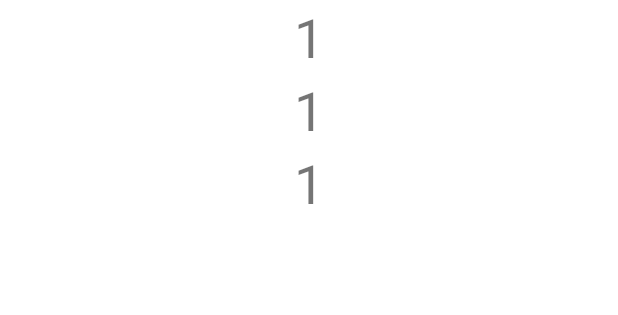
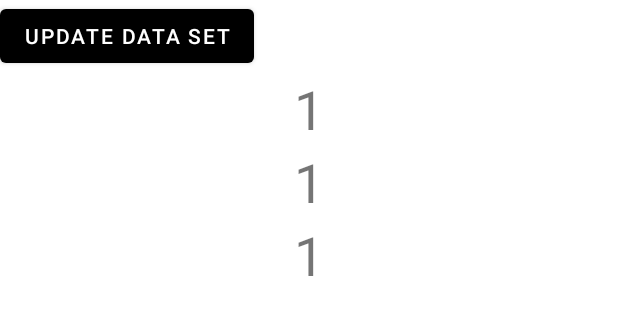
Before and after one commit to singularity-camp/Android-Activity, an Android app: the layout activity_recycler.xml on its own in the app's theme, with its tools: preview values and no code run, on a phone screen of 412 x 824 dp. Shown: the top 315 px of the screen. Run offline under Robolectric (Android 15) with nearby library versions, the phone set to English and light mode, and no system bars.

Commit message:
Recycler view detailed

```diff
--- /dev/null
+++ b/app/src/main/java/kz/singularity/activity1/adapters/name/NameClickListener.kt
@@ -0,0 +1,5 @@
+package kz.singularity.activity1.adapters.name
+
+fun interface NameClickListener {
+    fun onNameClick(name: String)
+}
--- a/app/src/main/res/layout/activity_recycler.xml
+++ b/app/src/main/res/layout/activity_recycler.xml
@@ -1,9 +1,22 @@
 <?xml version="1.0" encoding="utf-8"?>
-<androidx.recyclerview.widget.RecyclerView xmlns:android="http://schemas.android.com/apk/res/android"
-    android:id="@+id/rv_name"
+<LinearLayout xmlns:android="http://schemas.android.com/apk/res/android"
     android:layout_width="match_parent"
     android:layout_height="match_parent"
-    xmlns:tools="http://schemas.android.com/tools"
-    tools:listitem="@layout/item_name">
+    android:orientation="vertical">
 
-</androidx.recyclerview.widget.RecyclerView>
+    <Button
+        android:id="@+id/btn_update"
+        android:layout_width="wrap_content"
+        android:layout_height="wrap_content"
+        android:text="@string/update_data_set"/>
+
+    <androidx.recyclerview.widget.RecyclerView xmlns:android="http://schemas.android.com/apk/res/android"
+        xmlns:tools="http://schemas.android.com/tools"
+        android:id="@+id/rv_name"
+        android:layout_width="match_parent"
+        android:layout_height="match_parent"
+        tools:listitem="@layout/item_name">
+
+    </androidx.recyclerview.widget.RecyclerView>
+
+</LinearLayout>
--- a/app/src/main/res/values/strings.xml
+++ b/app/src/main/res/values/strings.xml
@@ -6,4 +6,5 @@
     <string name="reset">Reset</string>
     <string name="open_google">Open Google</string>
     <string name="trigger">Trigger</string>
+    <string name="update_data_set">Update data set</string>
 </resources>
```
Also changed, not shown: app/src/main/java/kz/singularity/activity1/activity/RecyclerActivity.kt (+25 -3 lines), app/src/main/java/kz/singularity/activity1/adapters/NameAdapter.kt (deleted, +0 -37 lines), app/src/main/java/kz/singularity/activity1/adapters/name/NameAdapter.kt (added, +49 -0 lines), app/src/main/java/kz/singularity/activity1/adapters/name/NameViewHolder.kt (added, +28 -0 lines).
